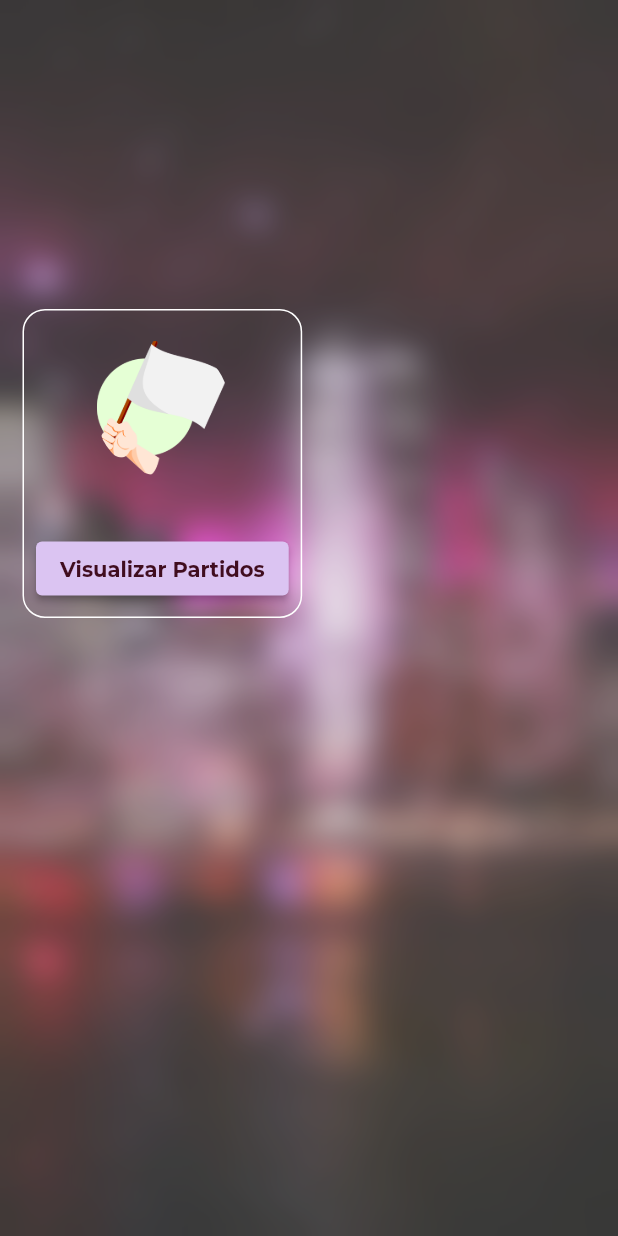
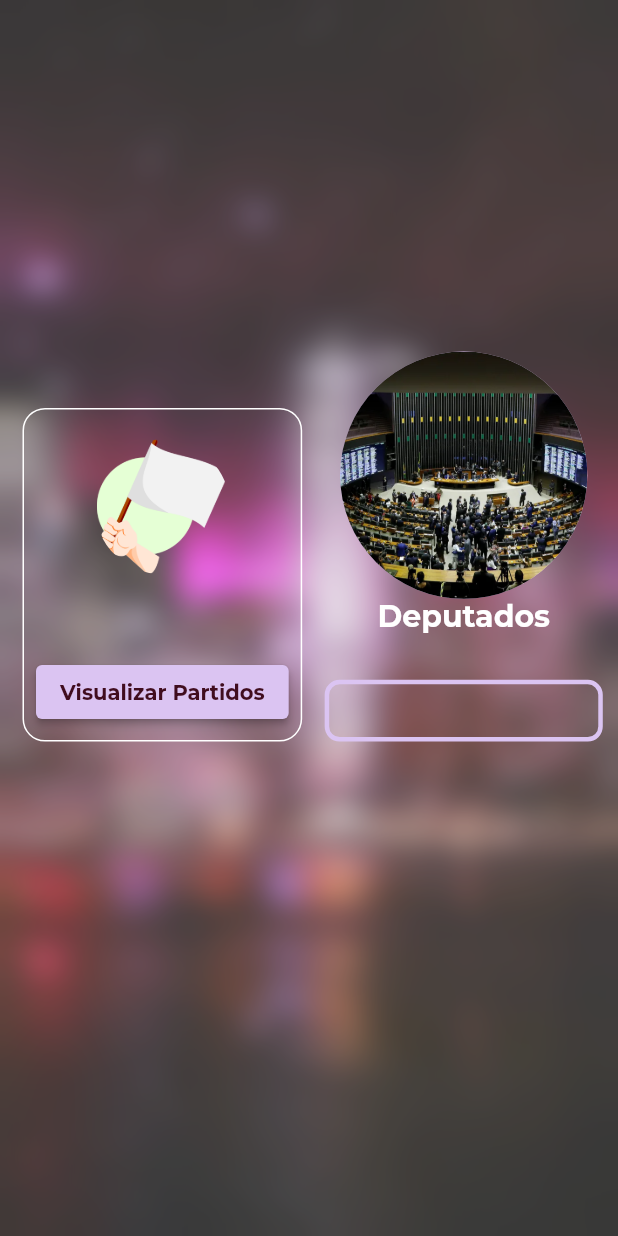
Before and after one commit to wdvictor/vigia_deputados, a Flutter app: the screen it shows after launch, on a phone screen of 412 x 824 dp. Run offline on Flutter 3.47's test engine with Material 2 defaults, Android fonts, the phone set to English and light mode, and no system bars; our stand-ins replace google_fonts, syncfusion_flutter_charts.

Commit message:
Adding buttons to new design in homepage

```diff
--- a/lib/main.dart
+++ b/lib/main.dart
@@ -1,6 +1,6 @@
 //cSpell:ignore cupertino RGBO
 import 'package:flutter/material.dart';
-import 'package:vigia_deputados/pages/home_page.dart';
+import 'package:vigia_deputados/pages/homepage/home_page.dart';
 
 void main() {
   runApp(const MyApp());
@@ -17,3 +17,7 @@ class MyApp extends StatelessWidget {
     );
   }
 }
+
+
+///Attributions required:
+///Image by storyset on Freepik
--- a/lib/pages/home_page.dart
+++ /dev/null
@@ -1,240 +0,0 @@
-import 'dart:ui';
-
-import 'package:flutter/material.dart';
-import 'package:google_fonts/google_fonts.dart';
-import 'package:vigia_deputados/helpers/color_lib.dart';
-
-class HomePage extends StatefulWidget {
-  const HomePage({Key? key}) : super(key: key);
-
-  @override
-  State<HomePage> createState() => _HomePageState();
-}
-
-class _HomePageState extends State<HomePage> {
-  @override
-  Widget build(BuildContext context) {
-    final Size size = MediaQuery.of(context).size;
-    return Scaffold(
-        body: Stack(
-      children: [
-        Container(
-          width: size.width,
-          height: size.height,
-          decoration: const BoxDecoration(
-              image: DecorationImage(
-                  fit: BoxFit.cover,
-                  image: AssetImage('images/background.jpg'))),
-        ),
-        BackdropFilter(
-          filter: ImageFilter.blur(sigmaX: 10, sigmaY: 10),
-          child: Container(
-            color: Colors.white.withOpacity(0.2),
-            width: size.width,
-            height: size.height,
-            child: const Column(children: [
-              Spacer(),
-              Expanded(
-                  child: Row(
-                children: [PartidosWidget()],
-              )),
-              Spacer(
-                flex: 2,
-              )
-            ]),
-          ),
-        ),
-      ],
-    ));
-  }
-}
-
-class PartidosWidget extends StatefulWidget {
-  const PartidosWidget({Key? key}) : super(key: key);
-
-  @override
-  State<PartidosWidget> createState() => _PartidosWidgetState();
-}
-
-class _PartidosWidgetState extends State<PartidosWidget> {
-  @override
-  Widget build(BuildContext context) {
-    return Container(
-      margin: const EdgeInsets.symmetric(horizontal: 15),
-      decoration: BoxDecoration(
-        border: Border.all(color: Colors.white),
-        borderRadius: BorderRadius.circular(15),
-      ),
-      child: Column(
-        children: [
-          Container(
-            margin: const EdgeInsets.only(top: 20),
-            height: 90,
-            width: 90,
-            decoration: const BoxDecoration(
-              shape: BoxShape.circle,
-              image: DecorationImage(
-                image: AssetImage(
-                  'images/flag_partido.png',
-                ),
-              ),
-            ),
-          ),
-          const Spacer(),
-          Padding(
-            padding: const EdgeInsets.all(8.0),
-            child: ElevatedButton(
-                style: ButtonStyle(
-                  foregroundColor: MaterialStateColor.resolveWith(
-                    (states) => ColorLib.pinkBrown.color,
-                  ),
-                  backgroundColor: MaterialStateColor.resolveWith(
-                    (states) => ColorLib.greyPink.color,
-                  ),
-                ),
-                onPressed: () {},
-                child: Text(
-                  'Visualizar Partidos',
-                  style: GoogleFonts.montserrat(fontWeight: FontWeight.bold),
-                )),
-          )
-        ],
-      ),
-    );
-  }
-}
-
-// class MainMenuOption extends StatefulWidget {
-//   const MainMenuOption({
-//     Key? key,
-//     required this.title,
-//     required this.imageAsset,
-//     required this.animationMillisecondsDuration,
-//     required this.callback,
-//   }) : super(key: key);
-
-//   final String title;
-//   final String imageAsset;
-//   final VoidCallback callback;
-//   final int animationMillisecondsDuration;
-
-//   @override
-//   State<MainMenuOption> createState() => _MainMenuOptionState();
-// }
-
-// class _MainMenuOptionState extends State<MainMenuOption>
-//     with SingleTickerProviderStateMixin {
-//   late AnimationController _controller;
-//   late Animation<double> _scaleAnimation;
-//   late Animation<double> _opacityAnimation;
-//   late bool _isTapped = false;
-
-//   @override
-//   void initState() {
-//     super.initState();
-
-//     _controller = AnimationController(
-//       duration: Duration(milliseconds: widget.animationMillisecondsDuration),
-//       vsync: this,
-//     );
-
-//     _scaleAnimation = Tween<double>(begin: 0.0, end: 1.0).animate(
-//       CurvedAnimation(
-//         parent: _controller,
-//         curve: Curves.easeOut,
-//       ),
-//     );
-
-//     _opacityAnimation = Tween<double>(begin: 0.0, end: 1.0).animate(
-//       CurvedAnimation(
-//         parent: _controller,
-//         curve: Curves.easeIn,
-//       ),
-//     );
-
-//     _controller.forward();
-//   }
-
-//   @override
-//   void dispose() {
-//     _controller.dispose();
-//     super.dispose();
-//   }
-
-//   @override
-//   Widget build(BuildContext context) {
-//     return Material(
-//       color: Colors.transparent,
-//       child: InkWell(
-//         onHighlightChanged: (value) {
-//           setState(() {
-//             _isTapped = value;
-//           });
-//         },
-//         onTap: widget.callback,
-//         child: AnimatedBuilder(
-//             animation: _controller,
-//             builder: (context, snapshot) {
-//               return Opacity(
-//                 opacity: _opacityAnimation.value,
-//                 child: Transform.scale(
-//                   scale: _scaleAnimation.value,
-//                   child: Padding(
-//                     padding: const EdgeInsets.all(8.0),
-//                     child: AnimatedContainer(
-//                       duration: const Duration(milliseconds: 300),
-//                       height: _isTapped ? 70 : 100,
-//                       decoration: BoxDecoration(
-//                           color: Colors.transparent,
-//                           borderRadius: BorderRadius.circular(20),
-//                           border: Border.all(color: Colors.white, width: 1.5)),
-//                       child: Row(
-//                         children: [
-//                           Expanded(
-//                             flex: 2,
-//                             child: Container(
-//                               margin: const EdgeInsets.symmetric(
-//                                   vertical: 10, horizontal: 15),
-//                               padding: const EdgeInsets.all(10.0),
-//                               clipBehavior: Clip.hardEdge,
-//                               decoration: BoxDecoration(
-//                                   image: DecorationImage(
-//                                       image: Image.asset(
-//                                     'images/${widget.imageAsset}',
-//                                     height: 100,
-//                                     width: 100,
-//                                   ).image),
-//                                   border: Border.all(
-//                                       color: ColorLib.darkBlue.color, width: 3),
-//                                   shape: BoxShape.circle),
-//                             ),
-//                           ),
-//                           Expanded(
-//                             flex: 2,
-//                             child: Text(
-//                               widget.title,
-//                               style: GoogleFonts.montserrat(
-//                                   fontWeight: FontWeight.bold,
-//                                   color: Colors.white,
-//                                   fontSize: 17),
-//                             ),
-//                           ),
-//                           const Spacer(),
-//                           const Padding(
-//                             padding: EdgeInsets.all(8.0),
-//                             child: Icon(
-//                               Icons.arrow_forward_ios,
-//                               color: Colors.white,
-//                             ),
-//                           )
-//                         ],
-//                       ),
-//                     ),
-//                   ),
-//                 ),
-//               );
-//             }),
-//       ),
-//     );
-//   }
-// }
--- /dev/null
+++ b/lib/pages/homepage/home_page.dart
@@ -0,0 +1,73 @@
+import 'dart:ui';
+
+import 'package:flutter/material.dart';
+import 'package:vigia_deputados/pages/homepage/homepage_widgets/deputados_widget.dart';
+import 'package:vigia_deputados/pages/homepage/homepage_widgets/partidos_widget.dart';
+import 'package:vigia_deputados/pages/homepage/homepage_widgets/proposicoes_widget.dart';
+import 'package:vigia_deputados/widgets/animated_button.dart';
+
+class HomePage extends StatefulWidget {
+  const HomePage({Key? key}) : super(key: key);
+
+  @override
+  State<HomePage> createState() => _HomePageState();
+}
+
+class _HomePageState extends State<HomePage> {
+  @override
+  Widget build(BuildContext context) {
+    final Size size = MediaQuery.of(context).size;
+    return Scaffold(
+        body: Stack(
+      children: [
+        Container(
+          width: size.width,
+          height: size.height,
+          decoration: const BoxDecoration(
+              image: DecorationImage(
+                  fit: BoxFit.cover,
+                  image: AssetImage('images/background.jpg'))),
+        ),
+        BackdropFilter(
+          filter: ImageFilter.blur(sigmaX: 10, sigmaY: 10),
+          child: Container(
+            color: Colors.white.withOpacity(0.2),
+            width: size.width,
+            height: size.height,
+            child: Column(children: [
+              const Spacer(),
+              SizedBox(
+                height: size.height * 0.4,
+                child: const Row(
+                  crossAxisAlignment: CrossAxisAlignment.end,
+                  children: [
+                    AnimatedButton(
+                      child: PartidosWidget(
+                        animationMilliseconds: 250,
+                      ),
+                    ),
+                    Column(
+                      mainAxisAlignment: MainAxisAlignment.end,
+                      children: [
+                        AnimatedButton(
+                            animationMilliseconds: 500,
+                            child: DeputadosWidget()),
+                        AnimatedButton(
+                          animationMilliseconds: 750,
+                          child: ProposicoesWidget(),
+                        )
+                      ],
+                    ),
+                  ],
+                ),
+              ),
+              const Spacer(
+                flex: 2,
+              )
+            ]),
+          ),
+        ),
+      ],
+    ));
+  }
+}
--- /dev/null
+++ b/lib/pages/homepage/homepage_widgets/deputados_widget.dart
@@ -0,0 +1,39 @@
+import 'package:flutter/material.dart';
+import 'package:google_fonts/google_fonts.dart';
+import 'package:vigia_deputados/helpers/color_lib.dart';
+
+class DeputadosWidget extends StatefulWidget {
+  const DeputadosWidget({Key? key}) : super(key: key);
+
+  @override
+  State<DeputadosWidget> createState() => _DeputadosWidgetState();
+}
+
+class _DeputadosWidgetState extends State<DeputadosWidget> {
+  @override
+  Widget build(BuildContext context) {
+    return Column(
+      children: [
+        Container(
+          width: MediaQuery.of(context).size.width * 0.4,
+          height: MediaQuery.of(context).size.width * 0.4,
+          clipBehavior: Clip.hardEdge,
+          alignment: Alignment.bottomCenter,
+          decoration: BoxDecoration(
+              image: const DecorationImage(
+                  fit: BoxFit.cover, image: AssetImage('images/camara.png')),
+              shape: BoxShape.circle,
+              color: ColorLib.greyPink.color),
+          child: const Padding(
+            padding: EdgeInsets.only(bottom: 20.0),
+          ),
+        ),
+        Text(
+          'Deputados',
+          style: GoogleFonts.montserrat(
+              fontSize: 20, color: Colors.white, fontWeight: FontWeight.bold),
+        ),
+      ],
+    );
+  }
+}
--- /dev/null
+++ b/lib/pages/homepage/homepage_widgets/partidos_widget.dart
@@ -0,0 +1,63 @@
+import 'package:flutter/material.dart';
+import 'package:google_fonts/google_fonts.dart';
+import 'package:vigia_deputados/helpers/color_lib.dart';
+
+class PartidosWidget extends StatefulWidget {
+  const PartidosWidget({Key? key, required this.animationMilliseconds})
+      : super(key: key);
+  final int animationMilliseconds;
+  @override
+  State<PartidosWidget> createState() => _PartidosWidgetState();
+}
+
+class _PartidosWidgetState extends State<PartidosWidget>
+    with SingleTickerProviderStateMixin {
+  @override
+  Widget build(BuildContext context) {
+    return Container(
+      height: MediaQuery.of(context).size.height * 0.27,
+      margin: const EdgeInsets.symmetric(
+        horizontal: 15,
+      ),
+      decoration: BoxDecoration(
+        border: Border.all(color: Colors.white),
+        borderRadius: BorderRadius.circular(15),
+      ),
+      child: Column(
+        children: [
+          Container(
+            margin: const EdgeInsets.only(top: 20),
+            height: 90,
+            width: 90,
+            decoration: const BoxDecoration(
+              shape: BoxShape.circle,
+              image: DecorationImage(
+                image: AssetImage(
+                  'images/flag_partido.png',
+                ),
+              ),
+            ),
+          ),
+          const Spacer(),
+          Padding(
+            padding: const EdgeInsets.all(8.0),
+            child: ElevatedButton(
+                style: ButtonStyle(
+                  foregroundColor: MaterialStateColor.resolveWith(
+                    (states) => ColorLib.pinkBrown.color,
+                  ),
+                  backgroundColor: MaterialStateColor.resolveWith(
+                    (states) => ColorLib.greyPink.color,
+                  ),
+                ),
+                onPressed: () {},
+                child: Text(
+                  'Visualizar Partidos',
+                  style: GoogleFonts.montserrat(fontWeight: FontWeight.bold),
+                )),
+          )
+        ],
+      ),
+    );
+  }
+}
--- /dev/null
+++ b/lib/pages/homepage/homepage_widgets/proposicoes_widget.dart
@@ -0,0 +1,25 @@
+import 'package:flutter/material.dart';
+import 'package:vigia_deputados/helpers/color_lib.dart';
+
+class ProposicoesWidget extends StatelessWidget {
+  const ProposicoesWidget({
+    Key? key,
+  }) : super(key: key);
+
+  @override
+  Widget build(BuildContext context) {
+    final Size size = MediaQuery.of(context).size;
+    return Container(
+      margin: const EdgeInsets.only(top: 30),
+      width: size.width * 0.45,
+      height: size.height * 0.05,
+      decoration: BoxDecoration(
+        borderRadius: BorderRadius.circular(10),
+        border: Border.all(width: 3, color: ColorLib.greyPink.color),
+      ),
+      child: const Row(
+        children: [],
+      ),
+    );
+  }
+}
--- /dev/null
+++ b/lib/widgets/animated_button.dart
@@ -0,0 +1,46 @@
+import 'package:flutter/material.dart';
+
+class AnimatedButton extends StatefulWidget {
+  const AnimatedButton(
+      {Key? key, this.animationMilliseconds = 250, required this.child})
+      : super(key: key);
+  final int animationMilliseconds;
+  final Widget child;
+  @override
+  State<AnimatedButton> createState() => _AnimatedButtonState();
+}
+
+class _AnimatedButtonState extends State<AnimatedButton>
+    with TickerProviderStateMixin {
+  late AnimationController _controllerAnimation;
+  late Animation<double> _opacityAnimation;
+  late Animation<double> _scaleAnimation;
+  @override
+  void initState() {
+    super.initState();
+
+    _controllerAnimation = AnimationController(
+        vsync: this,
+        duration: Duration(milliseconds: widget.animationMilliseconds));
+    _opacityAnimation = Tween(begin: 0.0, end: 1.0).animate(
+        CurvedAnimation(parent: _controllerAnimation, curve: Curves.easeIn));
+    _scaleAnimation = Tween(begin: 0.0, end: 1.0).animate(
+        CurvedAnimation(parent: _controllerAnimation, curve: Curves.easeInOut));
+
+    _controllerAnimation.forward();
+  }
+
+  @override
+  Widget build(BuildContext context) {
+    return AnimatedBuilder(
+      animation: _controllerAnimation,
+      builder: (context, child) => Opacity(
+        opacity: _opacityAnimation.value,
+        child: Transform.scale(
+          scale: _scaleAnimation.value,
+          child: widget.child,
+        ),
+      ),
+    );
+  }
+}
```
Also changed, not shown: images/camara.png (added).
